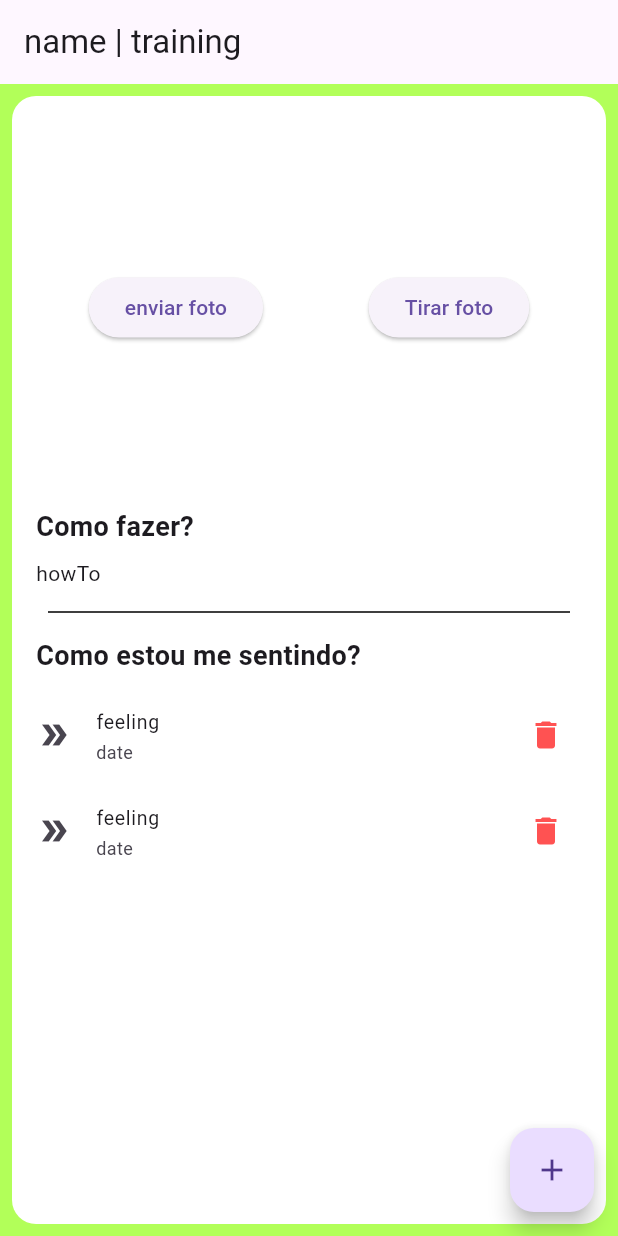
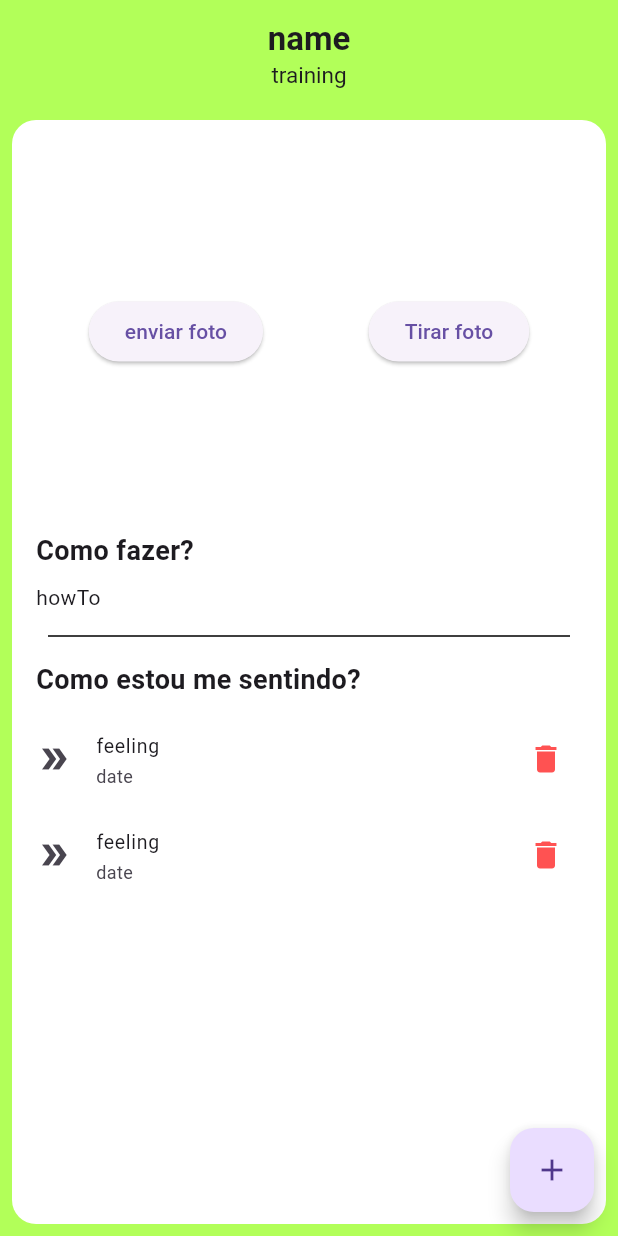
Before and after one commit to jgdlago/gym-helper-app, a Flutter app: the screen it shows after launch, on a phone screen of 412 x 824 dp. Run offline on Flutter 3.47's test engine with Material 3 defaults, Android fonts, the light colour scheme and no system bars.

Commit message:
:lipstick: Estilização appBar

```diff
--- a/lib/screens/exercise_screen.dart
+++ b/lib/screens/exercise_screen.dart
@@ -1,3 +1,5 @@
+import 'dart:ui';
+
 import 'package:flutter/cupertino.dart';
 import 'package:flutter/material.dart';
 import 'package:flutter/painting.dart';
@@ -23,7 +25,25 @@ class ExerciseScreen extends StatelessWidget {
   Widget build(BuildContext context) {
     return Scaffold(
       backgroundColor: Colors.lightGreenAccent,
-      appBar: AppBar(title: Text("${exercise.name} | ${exercise.training}")),
+      appBar: AppBar(
+        title: Column(children: [
+          Text(exercise.name,
+              style: const TextStyle(fontWeight: FontWeight.bold, fontSize: 22)
+          ),
+          Text(exercise.training,
+          style: const TextStyle(fontSize: 15)
+          ),
+        ]),
+        centerTitle: true,
+        backgroundColor: Colors.lightGreenAccent,
+        elevation: 0,
+        toolbarHeight: 72,
+        shape: const RoundedRectangleBorder(
+            borderRadius: BorderRadius.vertical(
+                bottom: Radius.circular(32)
+            )
+        ),
+      ),
       floatingActionButton: FloatingActionButton(
         onPressed: () {
           print('teste');
```
